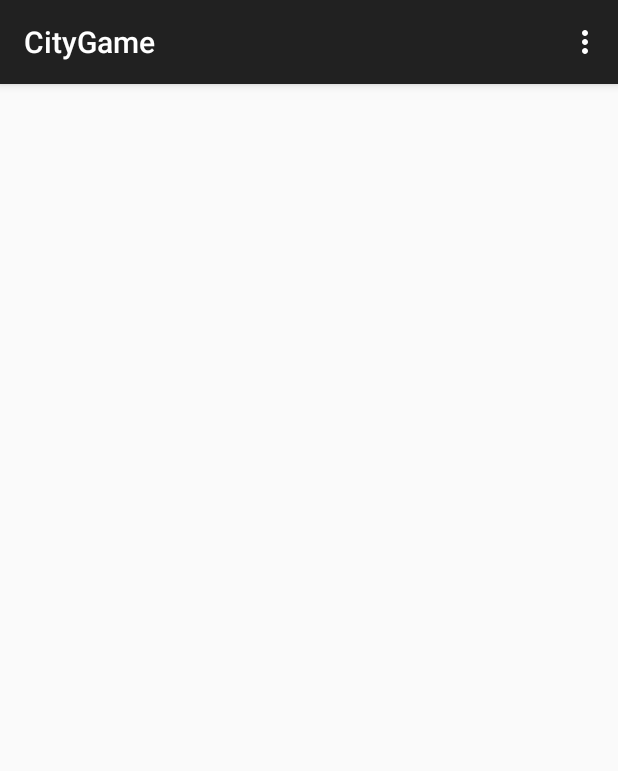
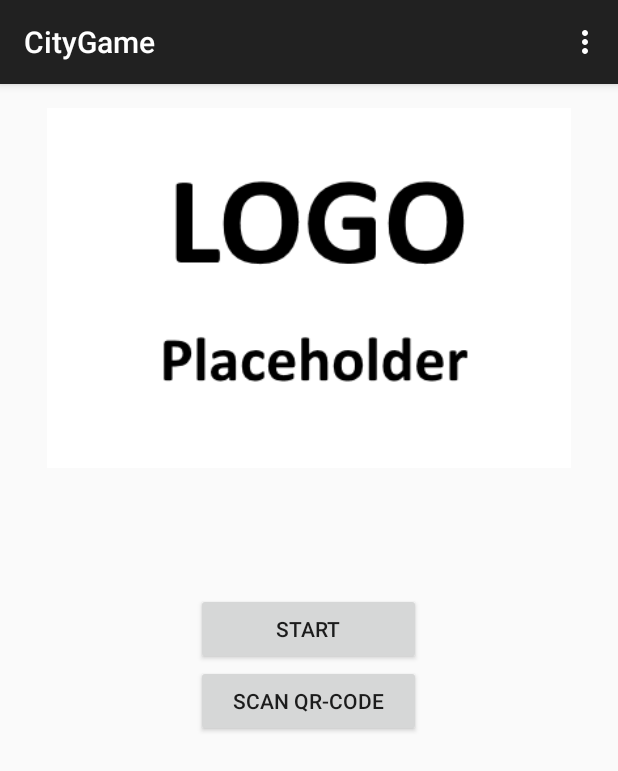
Before and after one commit to DarkSpyro003/CityGame, an Android app: the screen it shows after launch (MainActivity), on a phone screen of 412 x 824 dp. Shown: the top 771 px of the screen. Run offline under Robolectric (Android 15) with nearby library versions, the phone set to English and light mode, and no system bars.

Commit message:
Main Activity base design

```diff
--- a/CityGame/app/src/main/res/layout/activity_main.xml
+++ b/CityGame/app/src/main/res/layout/activity_main.xml
@@ -5,4 +5,26 @@
     android:paddingTop="@dimen/activity_vertical_margin"
     android:paddingBottom="@dimen/activity_vertical_margin" tools:context=".MainActivity">
 
+    <ImageView
+        android:layout_width="match_parent"
+        android:layout_height="240dp"
+        android:id="@+id/logo"
+        android:src="@drawable/logo"/>
+
+    <Button
+        android:layout_width="150dp"
+        android:layout_height="wrap_content"
+        android:text="@string/btn_start"
+        android:id="@+id/btn_start"
+        android:layout_below="@+id/logo"
+        android:layout_centerHorizontal="true"
+        android:layout_marginTop="83dp" />
+
+    <Button
+        android:layout_width="150dp"
+        android:layout_height="wrap_content"
+        android:text="@string/btn_scan_qr"
+        android:id="@+id/btn_scan_qr"
+        android:layout_below="@+id/btn_start"
+        android:layout_centerHorizontal="true" />
 </RelativeLayout>
--- a/CityGame/app/src/main/res/values/strings.xml
+++ b/CityGame/app/src/main/res/values/strings.xml
@@ -2,7 +2,7 @@
 <resources>
 
     <string name="app_name">CityGame</string>
-    <string name="hello_world">Hello world!</string>
     <string name="action_settings">Settings</string>
-
+    <string name="btn_start">Start</string>
+    <string name="btn_scan_qr">Scan QR-Code</string>
 </resources>
```
Also changed, not shown: CityGame/app/src/main/res/drawable-hdpi/logo.png (added).
